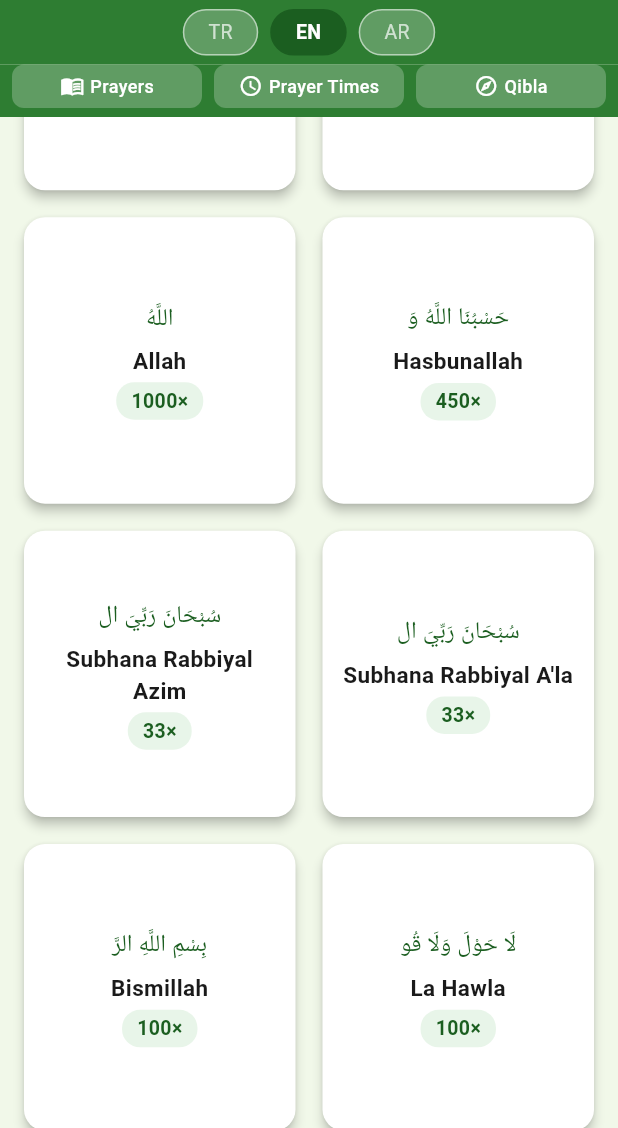
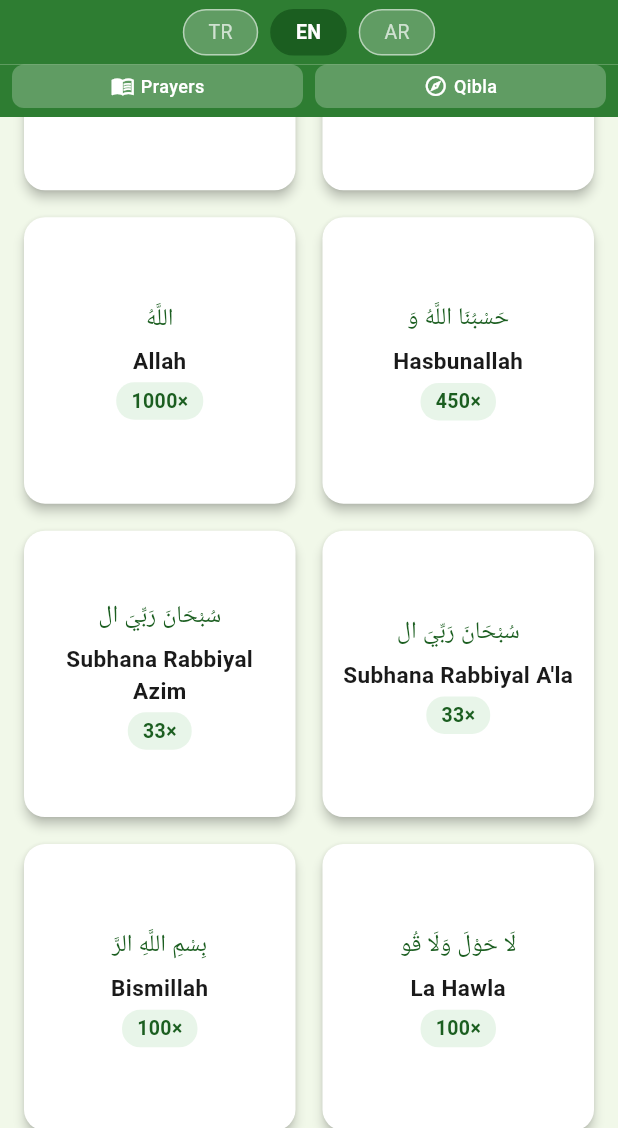
Before and after one commit to seslitespih/sesli-tesbih-flutter, a Flutter app: the screen it shows after launch, scrolled down 576 dp, on a phone screen of 412 x 824 dp, the part 108-1236 px from its top. Run offline on Flutter 3.47's test engine with Material 3 defaults, Android fonts, the phone set to English and light mode, and no system bars; our stand-ins replace flutter_compass, geocoding, geolocator, shared_preferences, speech_to_text; missing offline and left inert: adhan_dart.

Commit message:
Remove prayer times screen; fix fast dhikr counting
- Remove prayer times nav tab and route
- Fix _countOccurrences to use max-count across all keywords
- Add short prefix keywords (sub, hamd, akb) for fast recitation

Co-Authored-By: Claude Sonnet 4.6 <noreply@anthropic.com>

```diff
--- a/lib/data/dhikr_data.dart
+++ b/lib/data/dhikr_data.dart
@@ -11,7 +11,7 @@ const List<Dhikr> kDhikrList = [
     keywords: [
       'sübhanallah', 'subhanallah', 'süphanallah', 'suphanallah',
       'sübhan', 'subhan', 'süphan', 'suphan',
-      'nallah', 'bhan', 'ubhan',
+      'nallah', 'bhan', 'ubhan', 'sub',
     ],
   ),
   Dhikr(
@@ -24,7 +24,7 @@ const List<Dhikr> kDhikrList = [
     keywords: [
       'elhamdülillah', 'alhamdulillah', 'elhamdillah',
       'elhamdu', 'elhamd', 'alhamdu',
-      'lillah', 'hamdu', 'hamdü',
+      'lillah', 'hamdu', 'hamdü', 'hamd',
     ],
   ),
   Dhikr(
@@ -37,7 +37,7 @@ const List<Dhikr> kDhikrList = [
     keywords: [
       'allahu ekber', 'allahu akbar', 'allahüekber',
       'ekber', 'akbar', 'akber',
-      'llahu', 'kber',
+      'llahu', 'kber', 'akb',
     ],
   ),
   Dhikr(
--- a/lib/main.dart
+++ b/lib/main.dart
@@ -5,7 +5,6 @@ import 'screens/splash_screen.dart';
 import 'screens/main_screen.dart';
 import 'screens/counter_screen.dart';
 import 'screens/dua_screen.dart';
-import 'screens/prayer_times_screen.dart';
 import 'screens/qibla_screen.dart';
 import 'screens/privacy_screen.dart';
 
@@ -33,7 +32,6 @@ class SesliTesbihApp extends StatelessWidget {
             '/splash': (_) => const SplashScreen(),
             '/main': (_) => const MainScreen(),
             '/dua': (_) => const DuaScreen(),
-            '/prayer': (_) => const PrayerTimesScreen(),
             '/qibla': (_) => const QiblaScreen(),
             '/privacy': (_) => const PrivacyScreen(),
           },
--- a/lib/screens/main_screen.dart
+++ b/lib/screens/main_screen.dart
@@ -116,14 +116,6 @@ class _MainScreenState extends State<MainScreen> {
               label: _lang == 'en' ? 'Prayers' : (_lang == 'ar' ? 'الأدعية' : 'Dualar'),
               icon: Icons.menu_book_outlined,
               onTap: () => Navigator.pushNamed(context, '/dua'),
-            ),
-          ),
-          const SizedBox(width: 8),
-          Expanded(
-            child: _NavTab(
-              label: _lang == 'en' ? 'Prayer Times' : (_lang == 'ar' ? 'أوقات الصلاة' : 'Namaz'),
-              icon: Icons.access_time,
-              onTap: () => Navigator.pushNamed(context, '/prayer'),
             ),
           ),
           const SizedBox(width: 8),
--- a/pubspec.yaml
+++ b/pubspec.yaml
@@ -1,7 +1,7 @@
 name: sesli_tesbih
 description: Vocal Tasbeeh - Vocal Islamic Dhikr Counter
 publish_to: 'none'
-version: 1.3.2+13
+version: 1.3.2+14
 
 environment:
   sdk: '>=3.2.0 <4.0.0'
```
Also changed, not shown: lib/screens/counter_screen.dart (+5 -7 lines).
